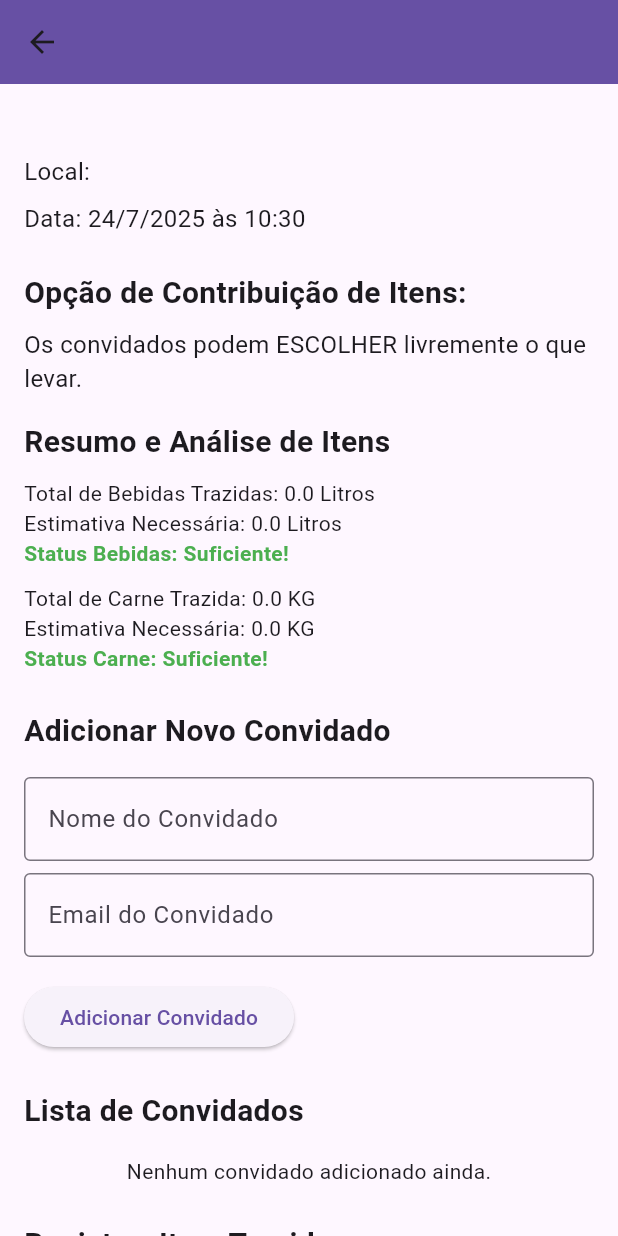
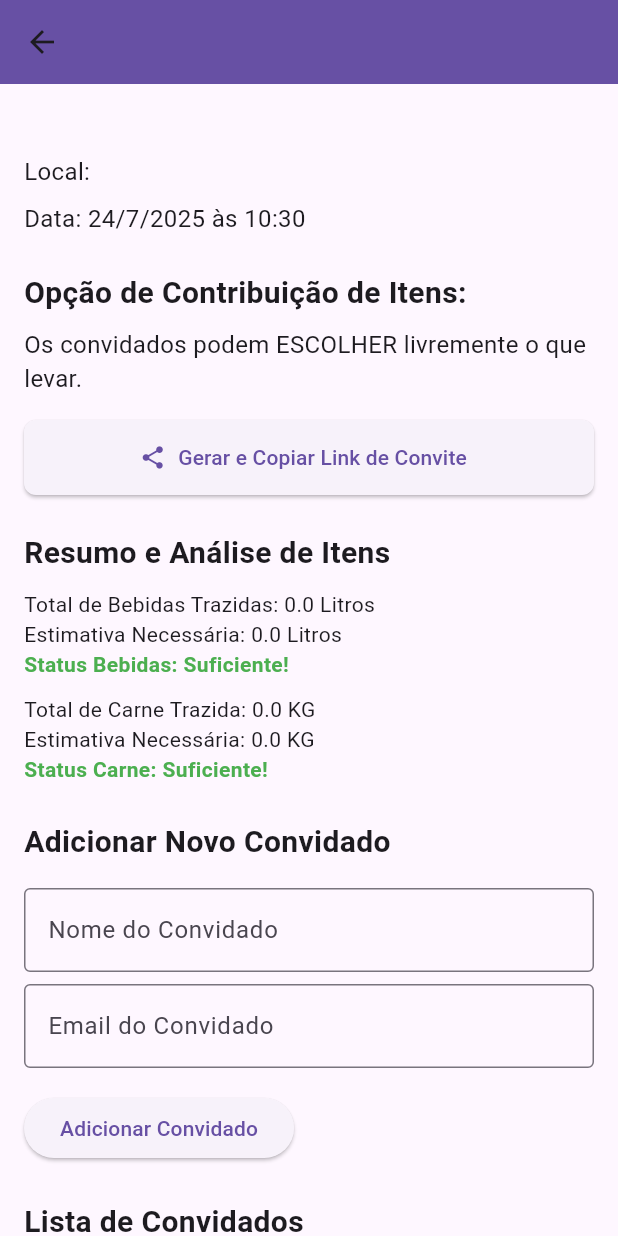
Before and after one commit to amaro-netto/party_planner, a Flutter app: the EventDetailsScreen screen opened directly with empty values, on a phone screen of 412 x 824 dp. Run offline on Flutter 3.47's test engine with Material 3 defaults, Android fonts, the phone set to English and light mode, and no system bars.

Commit message:
feat: Adiciona geração e cópia de link de convite para anfitrião
Este commit implementa a funcionalidade de o anfitrião gerar e "copiar" um link de convite simulado diretamente da `EventDetailsScreen`.
- Adicionada a importação de `flutter/services.dart` para acesso à área de transferência (clipboard).
- Implementado o método `_generateAndCopyInviteLink()` que constrói uma URL de convite simulada (incluindo o ID do evento) e a copia para a área de transferência.
- Adicionado um botão "Gerar e Copiar Link de Convite" na `EventDetailsScreen` para acionar essa funcionalidade, com feedback visual via `SnackBar`.

```diff
--- a/lib/screens/event_details_screen.dart
+++ b/lib/screens/event_details_screen.dart
@@ -1,5 +1,6 @@
 // lib/screens/event_details_screen.dart
 import 'package:flutter/material.dart';
+import 'package:flutter/services.dart'; // NOVO: Para copiar para a área de transferência
 import 'package:party_planner/models/event.dart';
 import 'package:party_planner/models/guest.dart';
 import 'package:party_planner/models/item.dart';
@@ -72,7 +73,6 @@ class _EventDetailsScreenState extends State<EventDetailsScreen> {
     }
   }
 
-  // NOVO: Método para remover um convidado
   void _removeGuest(String guestId) async {
     bool success = await _eventService.removeGuestFromEvent(widget.event.id, guestId);
     if (success) {
@@ -118,7 +118,6 @@ class _EventDetailsScreenState extends State<EventDetailsScreen> {
     }
   }
 
-  // NOVO: Método para remover um item
   void _removeItem(String itemId) async {
     bool success = await _eventService.removeItemFromEvent(widget.event.id, itemId);
     if (success) {
@@ -131,6 +130,21 @@ class _EventDetailsScreenState extends State<EventDetailsScreen> {
         const SnackBar(content: Text('Falha ao remover item.')),
       );
     }
+  }
+
+  // NOVO: Método para gerar e copiar o link de convite simulado
+  void _generateAndCopyInviteLink() async {
+    // Em um app real, você geraria um link único e seguro, talvez com um token.
+    // Por enquanto, vamos usar uma URL base com o ID do evento.
+    // A porta 9002 é a que estamos usando para o servidor web no seu ambiente.
+    final String inviteLink = 'http://localhost:9002/#/invite/${widget.event.id}'; // Exemplo de URL com hash
+
+    await Clipboard.setData(ClipboardData(text: inviteLink)); // Copia para a área de transferência
+
+    ScaffoldMessenger.of(context).showSnackBar(
+      const SnackBar(content: Text('Link do convite copiado para a área de transferência!')),
+    );
+    debugPrint('Link de Convite Gerado: $inviteLink'); // Para ver no console
   }
 
 
@@ -185,10 +199,10 @@ class _EventDetailsScreenState extends State<EventDetailsScreen> {
                             Text('Trazendo: ${guest.itemBringing}'),
                         ],
                       ),
-                      trailing: Row( // Usar Row para colocar Checkbox e botão de remover lado a lado
-                        mainAxisSize: MainAxisSize.min, // Para não ocupar espaço demais
+                      trailing: Row(
+                        mainAxisSize: MainAxisSize.min,
                         children: [
-                          Column( // Checkbox e botões de +/-
+                          Column(
                             mainAxisSize: MainAxisSize.min,
                             children: [
                               Checkbox(
@@ -206,7 +220,7 @@ class _EventDetailsScreenState extends State<EventDetailsScreen> {
                                   _loadEventData();
                                 },
                               ),
-                              if (widget.event.allowPlusOne) // Mostra +/buttons apenas se permitido
+                              if (widget.event.allowPlusOne)
                                 Row(
                                   mainAxisSize: MainAxisSize.min,
                                   children: [
@@ -245,7 +259,6 @@ class _EventDetailsScreenState extends State<EventDetailsScreen> {
                                 ),
                             ],
                           ),
-                          // NOVO: Botão de exclusão de convidado
                           IconButton(
                             icon: const Icon(Icons.delete_forever, color: Colors.red),
                             onPressed: () => _removeGuest(guest.id),
@@ -294,7 +307,7 @@ class _EventDetailsScreenState extends State<EventDetailsScreen> {
                       ? Text('Quantidade Trazida: ${item.quantityNeeded}')
                       : null,
                   trailing: IconButton(
-                    icon: const Icon(Icons.delete, color: Colors.red), // NOVO: Botão de exclusão de item
+                    icon: const Icon(Icons.delete, color: Colors.red),
                     onPressed: () => _removeItem(item.id),
                   ),
                 ),
@@ -482,6 +495,20 @@ class _EventDetailsScreenState extends State<EventDetailsScreen> {
                 ],
               ),
 
+            // NOVO: Botão para gerar e copiar o link de convite
+            ElevatedButton.icon(
+              onPressed: _generateAndCopyInviteLink,
+              icon: const Icon(Icons.share),
+              label: const Text('Gerar e Copiar Link de Convite'),
+              style: ElevatedButton.styleFrom(
+                minimumSize: const Size(double.infinity, 50),
+                shape: RoundedRectangleBorder(
+                  borderRadius: BorderRadius.circular(8),
+                ),
+              ),
+            ),
+            const SizedBox(height: 24),
+
             // Seção de Resumo e Análise de Itens
             _buildItemSummaryAndAnalysis(),
 
```
